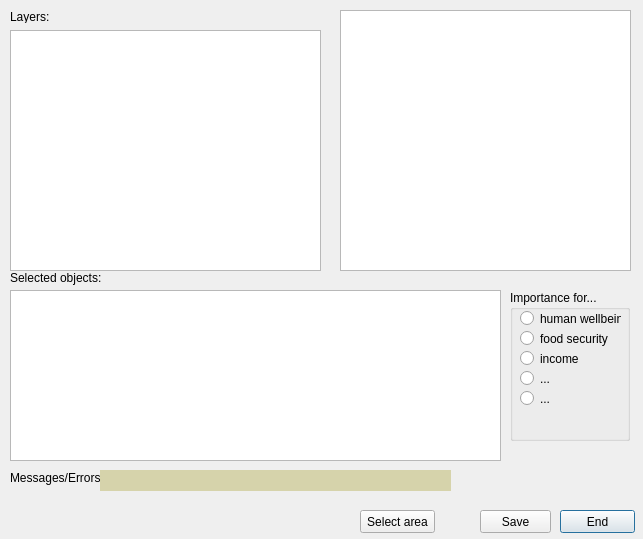
Qt form marine_values_dialog_base.ui (csiro-chris-m/marine_values) before a commit.
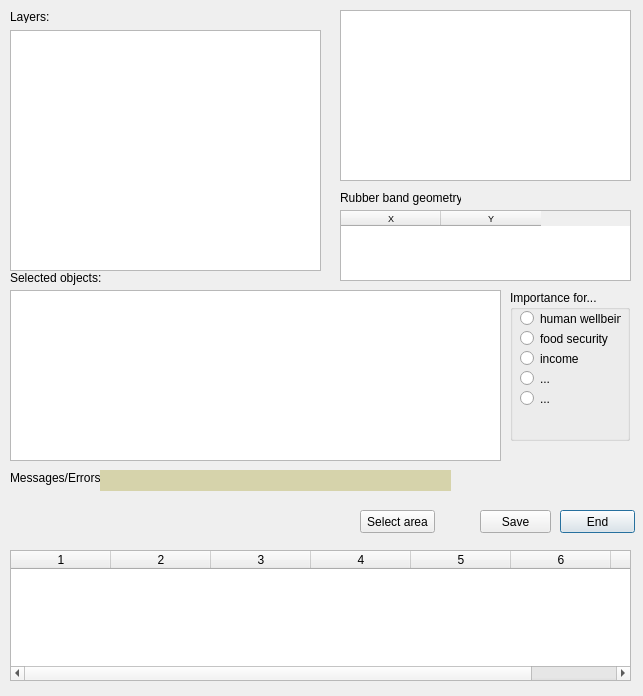
The same form after that commit.

Commit message: Rubber band geometry fetched for storage

Patch:
```diff
--- a/marine_values_dialog_base.ui
+++ b/marine_values_dialog_base.ui
@@ -7,7 +7,7 @@
     <x>0</x>
     <y>0</y>
     <width>643</width>
-    <height>539</height>
+    <height>696</height>
    </rect>
   </property>
   <property name="windowTitle">
@@ -42,7 +42,7 @@
      <x>340</x>
      <y>10</y>
      <width>291</width>
-     <height>261</height>
+     <height>171</height>
     </rect>
    </property>
    <property name="sizePolicy">
@@ -285,6 +285,64 @@
     </property>
    </widget>
   </widget>
+  <widget class="QTableWidget" name="tableWidgetDetail">
+   <property name="geometry">
+    <rect>
+     <x>10</x>
+     <y>550</y>
+     <width>621</width>
+     <height>131</height>
+    </rect>
+   </property>
+   <property name="columnCount">
+    <number>7</number>
+   </property>
+   <column/>
+   <column/>
+   <column/>
+   <column/>
+   <column/>
+   <column/>
+   <column/>
+  </widget>
+  <widget class="QLabel" name="label_4">
+   <property name="geometry">
+    <rect>
+     <x>340</x>
+     <y>190</y>
+     <width>121</width>
+     <height>16</height>
+    </rect>
+   </property>
+   <property name="text">
+    <string>Rubber band geometry</string>
+   </property>
+  </widget>
+  <widget class="QTableWidget" name="tableViewRB">
+   <property name="geometry">
+    <rect>
+     <x>340</x>
+     <y>210</y>
+     <width>291</width>
+     <height>71</height>
+    </rect>
+   </property>
+   <property name="font">
+    <font>
+     <pointsize>7</pointsize>
+    </font>
+   </property>
+   <column>
+    <property name="text">
+     <string>X</string>
+    </property>
+   </column>
+   <column>
+    <property name="text">
+     <string>Y</string>
+    </property>
+   </column>
+  </widget>
  </widget>
  <resources/>
  <connections/>
```
The commit also changes 3 other files.
